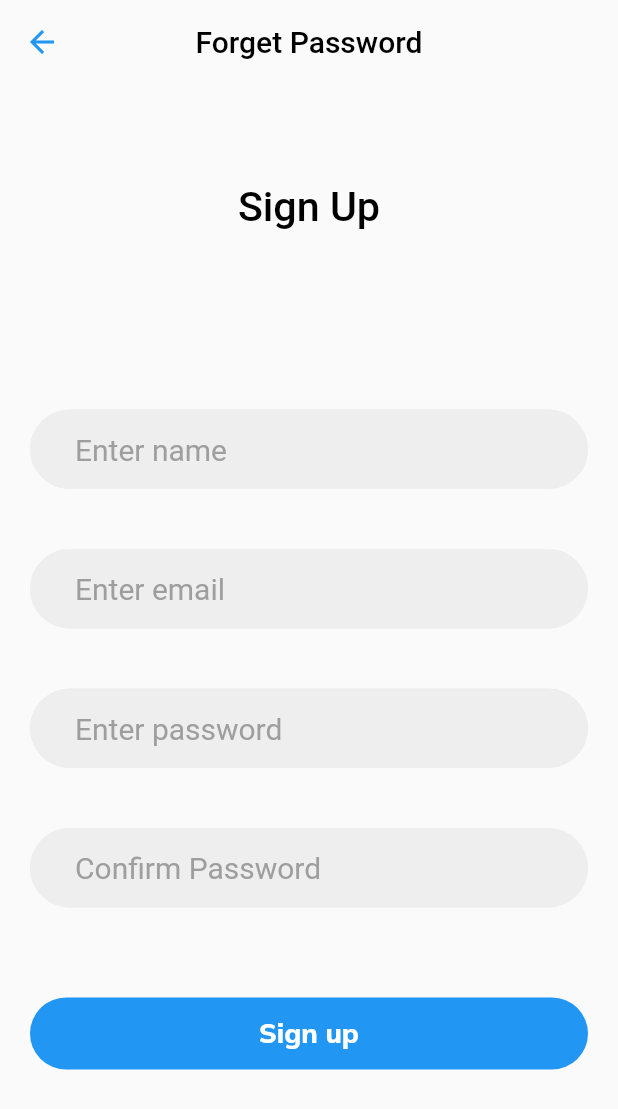
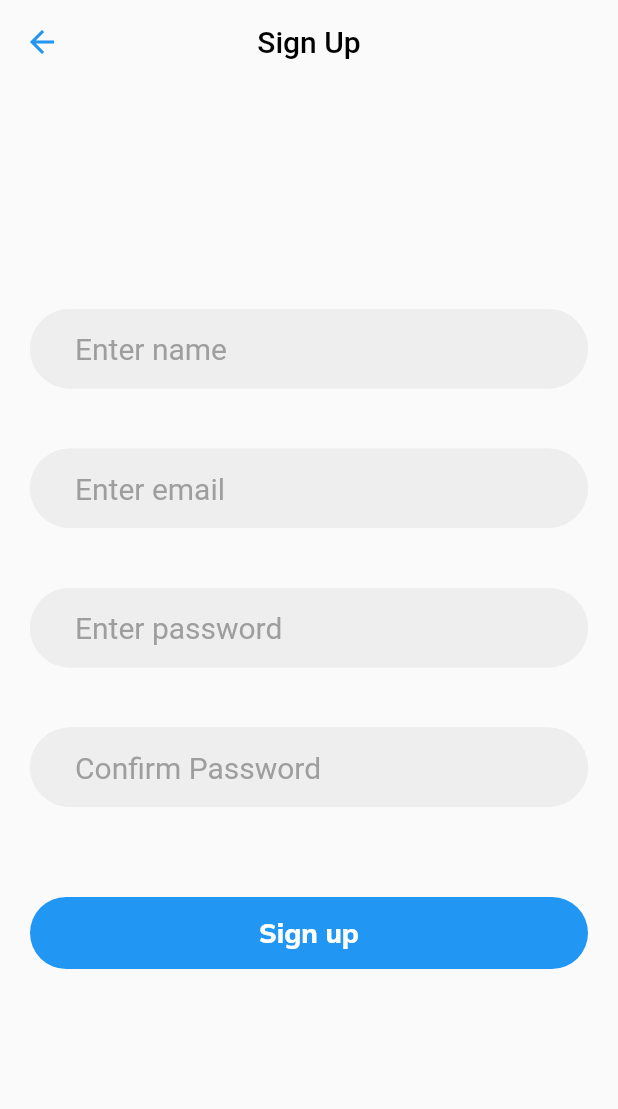
Before and after one commit to RLewis11769/holberton-twitter_clone, a Flutter app: the screen it shows after launch, after a tap on "Sign up", on a phone screen of 412 x 824 dp. Shown: the top 1109 px of the screen. Run offline on Flutter 3.47's test engine with Material 2 defaults, Android fonts, the phone set to English and light mode, and no system bars; our stand-ins replace google_fonts.

```diff
--- a/twitter/lib/screens/forgot_password_screen.dart
+++ b/twitter/lib/screens/forgot_password_screen.dart
@@ -79,7 +79,7 @@ class _ForgetPassword extends State<ForgetPassword> {
               isPassword: false,
             ),
             CustomFlatButton(
-              onPressed: initState,
+              onPressed: () {},
               label: 'Sign up',
             ),
           ],
--- a/twitter/lib/screens/signup_screen.dart
+++ b/twitter/lib/screens/signup_screen.dart
@@ -53,7 +53,7 @@ class _SignUp extends State<SignUp> {
           leading: BackButton(
             color: Theme.of(context).primaryColor,
           ),
-          title: const Text('Forget Password'),
+          title: const Text('Sign Up'),
           backgroundColor: Colors.transparent,
           foregroundColor: Theme.of(context).primaryColorDark,
           elevation: 0,
@@ -69,17 +69,8 @@ class _SignUp extends State<SignUp> {
                     child: Column(
                       children: [
                         Container(
-                            margin: const EdgeInsets.fromLTRB(0, 35, 0, 100),
-                            child: Text(
-                              'Sign Up',
-                              // Default theme text style, but theme changed from gray
-                              style: Theme.of(context)
-                                  .textTheme
-                                  .headline4!
-                                  .copyWith(
-                                      color:
-                                          Theme.of(context).primaryColorDark),
-                            )),
+                            margin: const EdgeInsets.only(top: 100)
+                        ),
                         CustomEntryField(
                           hint: 'Enter name',
                           controller: _nameController,
@@ -101,7 +92,7 @@ class _SignUp extends State<SignUp> {
                           isPassword: true,
                         ),
                         CustomFlatButton(
-                          onPressed: initState,
+                          onPressed: () {},
                           label: 'Sign up',
                         ),
                       ],
```
Also changed, not shown: twitter/lib/screens/signin_screen.dart (+7 -1 lines).
